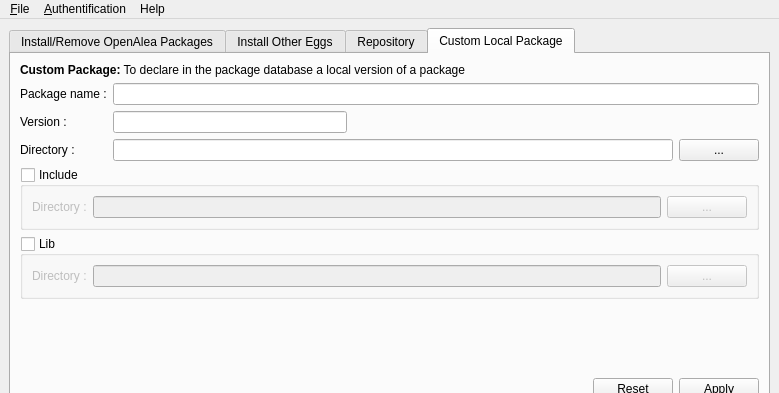
Before: the Qt Designer form deploygui/src/openalea/deploygui/resources/mainwindow.ui in openalea/openalea, drawn with Qt 5; both pictures show x 0 to 779 and y 0 to 393 of the 779 by 662 pixel window.
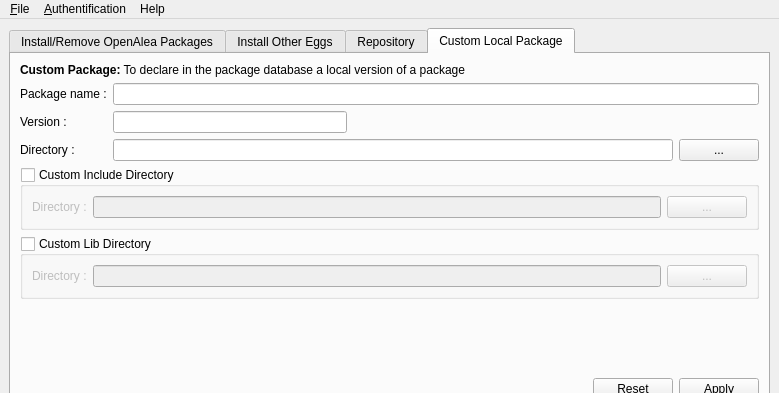
After: the same form once the commit is applied. The open tabs and pages were chosen to show the change. Icons and pictures are not drawn.

```diff
--- a/deploygui/src/openalea/deploygui/resources/mainwindow.ui
+++ b/deploygui/src/openalea/deploygui/resources/mainwindow.ui
@@ -347,7 +347,7 @@
             <bool>true</bool>
            </property>
            <property name="title" >
-            <string>Include</string>
+            <string>Custom Include Directory</string>
            </property>
            <property name="checkable" >
             <bool>true</bool>
@@ -379,7 +379,7 @@
          <item row="5" column="0" colspan="5" >
           <widget class="QGroupBox" name="customPackageLibFrame" >
            <property name="title" >
-            <string>Lib</string>
+            <string>Custom Lib Directory</string>
            </property>
            <property name="checkable" >
             <bool>true</bool>
```
